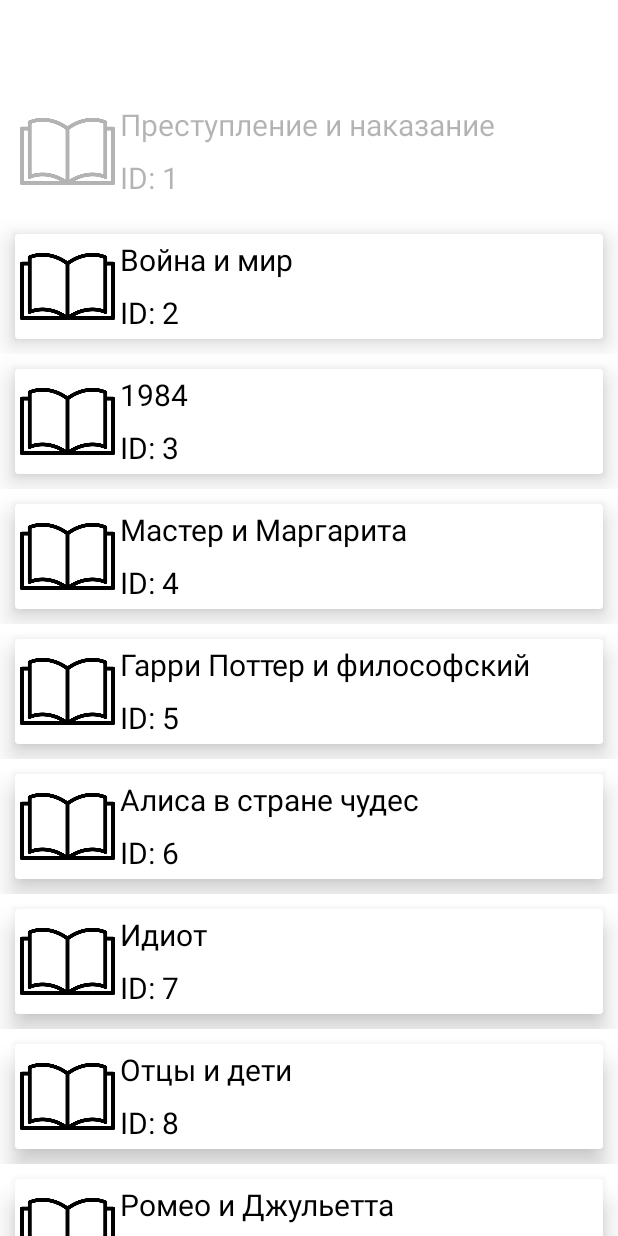
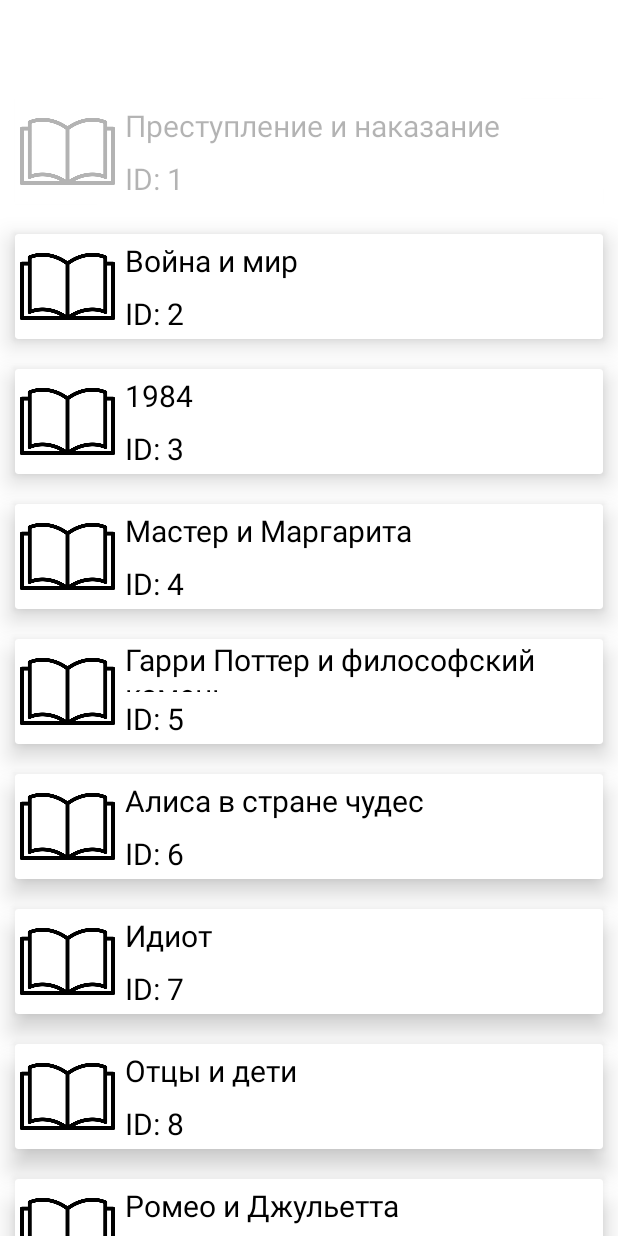
Before and after one commit to domnichds/android-homework-03, an Android app: the screen it shows after launch (MainActivity), after a tap on "Преступление и наказание", on a phone screen of 412 x 824 dp. Run offline under Robolectric (Android 15) with nearby library versions, the phone set to English and light mode, and no system bars.

Commit message:
Исправить замечания ревьюера

```diff
--- a/app/src/main/java/com/example/library/LibraryAdapter.kt
+++ b/app/src/main/java/com/example/library/LibraryAdapter.kt
@@ -19,12 +19,20 @@ class LibraryAdapter(
     private val itemClickListener: OnItemClickListener
 ) : ListAdapter<LibraryItem, LibraryAdapter.ViewHolder>(LibraryItemDiffCallback()) {
 
+    // Константы для изменения состояния карточки
+    companion object {
+        val ENABLE_ELEVATION = R.dimen.enable_elevation
+        val DISABLE_ELEVATION = R.dimen.disable_elevation
+        const val ENABLE_ALPHA = 1f
+        const val DISABLE_ALPHA = 0.3f
+    }
+
     // Внутренний класс с сылками на элементы карточки
     class ViewHolder(view: View) : RecyclerView.ViewHolder(view) {
-        val cardView: CardView = view.findViewById(R.id.cardView)
-        val nameTextView: TextView = view.findViewById(R.id.nameTextView)
-        val idTextView: TextView = view.findViewById(R.id.idTextView)
-        val iconImageView: ImageView = view.findViewById(R.id.iconImageView)
+        val cardView: CardView = view.findViewById(R.id.cv_library_item)
+        val nameTextView: TextView = view.findViewById(R.id.tv_card_item_name)
+        val idTextView: TextView = view.findViewById(R.id.tv_card_item_id)
+        val iconImageView: ImageView = view.findViewById(R.id.iv_card_icon)
     }
 
     // Переопределение метода создания элемента списка
@@ -57,16 +65,16 @@ class LibraryAdapter(
         // Установка стиля в зависимости от доступности
         if (item.accessible) {
             holder.cardView.elevation =
-                holder.itemView.context.resources.getDimension(R.dimen.enable_elevation)
-            holder.nameTextView.alpha = 1f
-            holder.idTextView.alpha = 1f
-            holder.iconImageView.alpha = 1f
+                holder.itemView.context.resources.getDimension(ENABLE_ELEVATION)
+            holder.nameTextView.alpha = ENABLE_ALPHA
+            holder.idTextView.alpha = ENABLE_ALPHA
+            holder.iconImageView.alpha = ENABLE_ALPHA
         } else {
             holder.cardView.elevation =
-                holder.itemView.context.resources.getDimension(R.dimen.disable_elevation)
-            holder.nameTextView.alpha = 0.3f
-            holder.idTextView.alpha = 0.3f
-            holder.iconImageView.alpha = 0.3f
+                holder.itemView.context.resources.getDimension(DISABLE_ELEVATION)
+            holder.nameTextView.alpha = DISABLE_ALPHA
+            holder.idTextView.alpha = DISABLE_ALPHA
+            holder.iconImageView.alpha = DISABLE_ALPHA
         }
 
         // Привязка слушателя к методу onItemClick
--- a/app/src/main/java/com/example/library/MainActivity.kt
+++ b/app/src/main/java/com/example/library/MainActivity.kt
@@ -15,17 +15,13 @@ class MainActivity : AppCompatActivity(), OnItemClickListener {
 
     override fun onCreate(savedInstanceState: Bundle?) {
         super.onCreate(savedInstanceState)
-        // Установка макета activity_main
         setContentView(R.layout.activity_main)
-        // Поиск элемента recyclerView
-        val recyclerView: RecyclerView = findViewById(R.id.recyclerView)
-        // Указание recyclerView правила располагания элементов (список в данном случае)
+        val recyclerView: RecyclerView = findViewById(R.id.rv_library_list)
         recyclerView.layoutManager = LinearLayoutManager(this)
-        // Создание и установка адаптера
         val adapter = LibraryAdapter(this)
         recyclerView.adapter = adapter
-        // Получение ViewModel
         viewModel = ViewModelProvider(this)[LibraryViewModel::class.java]
+
         // Наблюдение за списком элементов
         viewModel.items.observe(this, Observer { items ->
             adapter.submitList(items)
@@ -43,9 +39,7 @@ class MainActivity : AppCompatActivity(), OnItemClickListener {
     }
 
     override fun onItemClick(id: Int) {
-        // Смена состояния объекта
         viewModel.toggleItemState(id)
-        // Вывод короткого тоста с текстом
         Toast.makeText(this, "Элемент с id $id", Toast.LENGTH_SHORT).show()
     }
 }
--- a/app/src/main/res/layout/activity_main.xml
+++ b/app/src/main/res/layout/activity_main.xml
@@ -6,7 +6,7 @@
     android:layout_height="match_parent">
 
     <androidx.recyclerview.widget.RecyclerView
-        android:id="@+id/recyclerView"
+        android:id="@+id/rv_library_list"
         android:layout_width="0dp"
         android:layout_height="0dp"
         android:paddingTop="?attr/actionBarSize"
--- a/app/src/main/res/layout/item_card.xml
+++ b/app/src/main/res/layout/item_card.xml
@@ -1,56 +1,58 @@
 <?xml version="1.0" encoding="utf-8"?>
-<androidx.constraintlayout.widget.ConstraintLayout xmlns:android="http://schemas.android.com/apk/res/android"
+<androidx.cardview.widget.CardView xmlns:android="http://schemas.android.com/apk/res/android"
     xmlns:app="http://schemas.android.com/apk/res-auto"
     xmlns:tools="http://schemas.android.com/tools"
+    android:id="@+id/cv_library_item"
     android:layout_width="match_parent"
-    android:layout_height="wrap_content">
+    android:layout_height="70dp"
+    android:layout_marginStart="10dp"
+    android:layout_marginTop="10dp"
+    android:layout_marginEnd="10dp"
+    android:layout_marginBottom="10dp">
 
-    <androidx.cardview.widget.CardView
-        android:id="@+id/cardView"
-        android:layout_width="0dp"
+    <LinearLayout
+        android:id="@+id/ll_card_root"
+        android:layout_width="match_parent"
         android:layout_height="70dp"
-        android:layout_marginStart="10dp"
-        android:layout_marginTop="10dp"
-        android:layout_marginEnd="10dp"
-        android:layout_marginBottom="10dp"
-        app:layout_constraintBottom_toBottomOf="parent"
-        app:layout_constraintEnd_toEndOf="parent"
-        app:layout_constraintStart_toStartOf="parent"
-        app:layout_constraintTop_toTopOf="parent">
+        android:orientation="horizontal">
 
         <ImageView
-            android:id="@+id/iconImageView"
+            android:id="@+id/iv_card_icon"
             android:layout_width="70dp"
             android:layout_height="70dp"
             android:padding="3dp"
-            android:paddingLeft="3dp"
-            android:paddingRight="3dp"
             tools:srcCompat="@drawable/unknown" />
 
         <LinearLayout
-            android:layout_width="322dp"
+            android:id="@+id/ll_card_info"
+            android:layout_width="match_parent"
             android:layout_height="70dp"
             android:layout_gravity="bottom|right|top"
             android:orientation="vertical">
 
             <TextView
-                android:id="@+id/nameTextView"
+                android:id="@+id/tv_card_item_name"
                 android:layout_width="match_parent"
                 android:layout_height="35dp"
                 android:layout_gravity="right"
-                android:paddingTop="3dp"
+                android:layout_weight="0"
+                android:gravity="bottom|top"
+                android:paddingLeft="3dp"
                 android:textColor="@color/black"
                 android:textSize="20sp" />
 
             <TextView
-                android:id="@+id/idTextView"
+                android:id="@+id/tv_card_item_id"
                 android:layout_width="match_parent"
                 android:layout_height="35dp"
                 android:layout_gravity="right"
-                android:paddingTop="3dp"
+                android:layout_weight="0"
+                android:gravity="bottom|top"
+                android:paddingLeft="3dp"
                 android:textColor="@color/black"
                 android:textSize="20sp" />
         </LinearLayout>
 
-    </androidx.cardview.widget.CardView>
-</androidx.constraintlayout.widget.ConstraintLayout>
+    </LinearLayout>
+
+</androidx.cardview.widget.CardView>
```
Also changed, not shown: app/src/main/java/com/example/library/SwipeToDeleteCallback.kt (+4 -3 lines).
